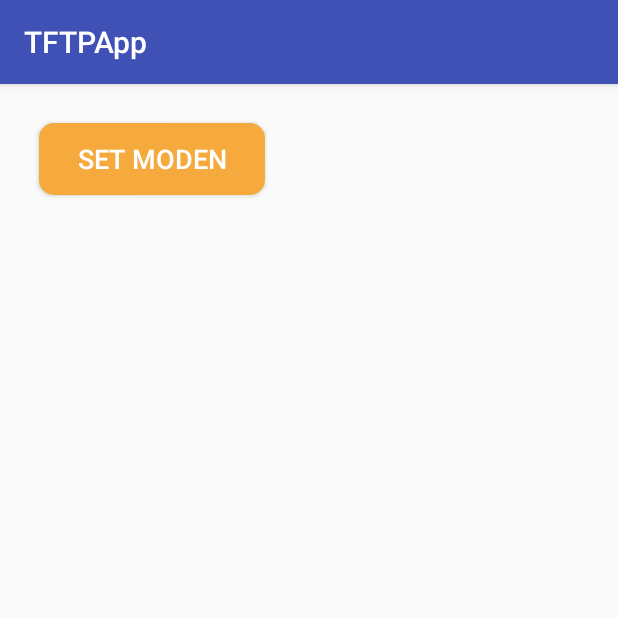
After one commit to benlinx1018/TFTPApp, an Android app: the SNMPActivity screen opened directly, with no data from a screen before it, on a phone screen of 412 x 824 dp, the top half of it. The commit adds this screen. Run offline under Robolectric (Android 15) with nearby library versions, the phone set to English and light mode, and no system bars.

Commit message:
初步完成SNMP

```diff
--- a/app/build.gradle
+++ b/app/build.gradle
@@ -21,10 +21,11 @@ android {
 }
 
 dependencies {
-    compile fileTree(dir: 'libs', include: ['*.jar'])
+    compile fileTree(include: ['*.jar'], dir: 'libs')
     testCompile 'junit:junit:4.12'
     compile 'com.android.support:appcompat-v7:23.2.1'
     compile 'commons-net:commons-net:3.3'
     compile 'com.obsez.android.lib.filechooser:filechooser:1.1.2'
     compile 'commons-io:commons-io:+'
+    compile files('libs/snmp4j-2.4.3.jar')
 }
--- /dev/null
+++ b/app/src/main/res/layout/activity_snmp.xml
@@ -0,0 +1,59 @@
+<?xml version="1.0" encoding="utf-8"?>
+<LinearLayout xmlns:android="http://schemas.android.com/apk/res/android"
+xmlns:tools="http://schemas.android.com/tools"
+android:orientation="vertical"
+android:layout_width="match_parent"
+android:layout_height="match_parent"
+android:paddingBottom="@dimen/activity_vertical_margin"
+android:paddingLeft="@dimen/activity_horizontal_margin"
+android:paddingRight="@dimen/activity_horizontal_margin"
+android:paddingTop="@dimen/activity_vertical_margin"
+tools:context="com.tftp.tftpapp.SNMPActivity">
+
+
+    <LinearLayout
+        android:orientation="horizontal"
+        android:layout_width="match_parent"
+        android:layout_height="wrap_content">
+
+        <Button
+            android:layout_margin="10dp"
+            android:id="@+id/btnSend"
+            android:layout_width="wrap_content"
+            android:layout_height="wrap_content"
+            android:layout_marginTop="10dp"
+            android:background="@drawable/fbutton"
+            android:paddingBottom="8dp"
+            android:paddingLeft="25dp"
+            android:paddingRight="25dp"
+            android:paddingTop="8dp"
+            android:text="SET MODEN"
+            android:textColor="@android:color/white"
+            android:textSize="18sp" />
+        <ProgressBar
+            android:id="@+id/progressBar"
+            android:layout_width="match_parent"
+            android:layout_height="match_parent"
+            android:indeterminate="true"
+            android:visibility="gone"
+            />
+    </LinearLayout>
+
+    <ScrollView
+        android:layout_width="match_parent"
+        android:layout_height="match_parent"
+        android:padding="10dp"
+        android:id="@+id/scrollView"
+        android:layout_gravity="center_horizontal" >
+
+        <TextView
+            android:layout_width="wrap_content"
+            android:layout_height="wrap_content"
+            android:textAppearance="?android:attr/textAppearanceMedium"
+            android:text=""
+            android:textSize="10sp"
+            android:id="@+id/txtLog" />
+    </ScrollView>
+
+
+</LinearLayout>
```
Also changed, not shown: app/src/main/AndroidManifest.xml (+6 -3 lines), app/src/main/java/com/tftp/tftpapp/MainActivity.java (+13 -3 lines), app/src/main/java/com/tftp/tftpapp/SNMPActivity.java (added, +208 -0 lines), app/src/main/res/layout/activity_main.xml (+13 -1 lines), app/libs/snmp4j-2.4.3.jar (added).
